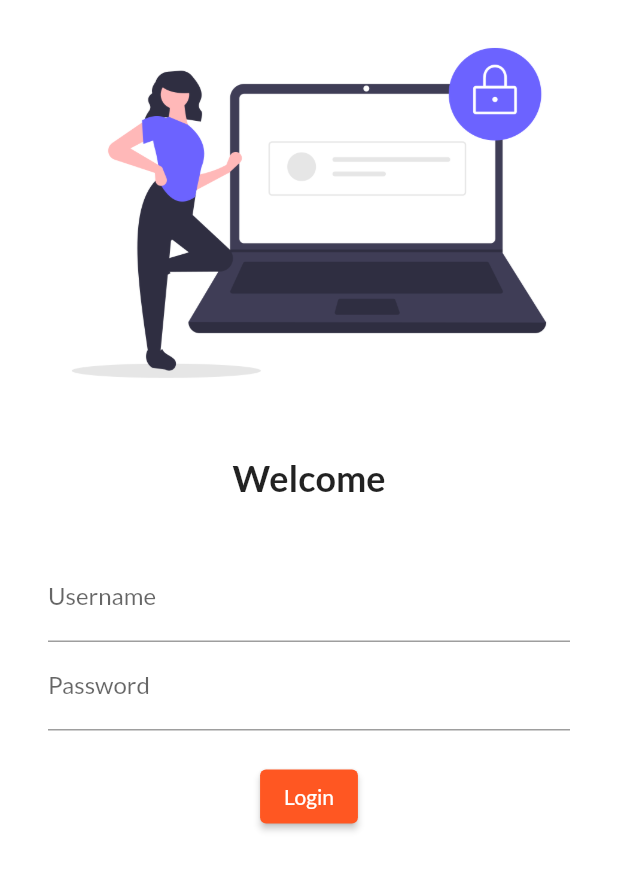
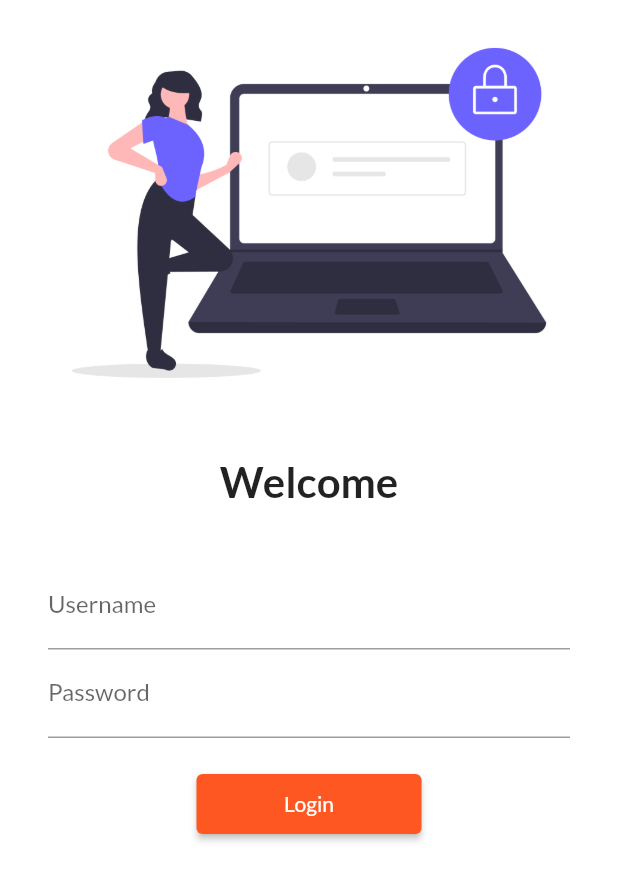
Before and after one commit to hannukaushik/fluttercatalogapp, a Flutter app: the screen it shows after launch, on a phone screen of 412 x 824 dp. Shown: the top 881 px of the screen. Run offline on Flutter 3.47's test engine with Material 2 defaults, Android fonts, the phone set to English and light mode, and no system bars; our stand-ins replace google_fonts.

Commit message:
day 5 completed

```diff
--- a/lib/main.dart
+++ b/lib/main.dart
@@ -1,6 +1,7 @@
 import 'package:flutter/material.dart';
 import 'package:flutter_application_1/pages/home_page.dart';
 import 'package:flutter_application_1/pages/login_page.dart';
+import 'package:flutter_application_1/utils/routes.dart';
 import 'package:google_fonts/google_fonts.dart';
 
 void main() {
@@ -13,6 +14,7 @@ class MyApp extends StatelessWidget {
     return MaterialApp(
       //home: HomePage(),
       themeMode: ThemeMode.light,
+      //debugShowCheckedModeBanner: false,
       theme: ThemeData(
           primarySwatch: Colors.deepOrange,
           fontFamily: GoogleFonts.lato().fontFamily,
@@ -21,8 +23,8 @@ class MyApp extends StatelessWidget {
       //initialRoute: "/home",
       routes: {
         "/": (context) => LoginPage(),
-        "/home": (context) => HomePage(),
-        "/login": (context) => LoginPage()
+        MyRoutes.homeRoute: (context) => HomePage(),
+        MyRoutes.loginRoute: (context) => LoginPage()
       },
     );
   }
--- a/lib/pages/login_page.dart
+++ b/lib/pages/login_page.dart
@@ -1,4 +1,5 @@
 import 'package:flutter/material.dart';
+import 'package:flutter_application_1/utils/routes.dart';
 
 class LoginPage extends StatelessWidget {
   //const LoginPage({ Key? key }) : super(key: key);
@@ -7,25 +8,27 @@ class LoginPage extends StatelessWidget {
   Widget build(BuildContext context) {
     return Material(
         color: Colors.white,
+        child: SingleChildScrollView(
           child: Column(
             children: [
               Image.asset(
                 "assets/images/login_image.png",
                 fit: BoxFit.cover,
+                //height: 300,
               ),
               SizedBox(
                 height: 20.0,
               ),
               Text(
                 "Welcome",
-              style: TextStyle(fontSize: 24, fontWeight: FontWeight.bold),
+                style: TextStyle(fontSize: 28, fontWeight: FontWeight.bold),
               ),
               SizedBox(
                 height: 20.0,
               ),
               Padding(
-              padding:
-                  const EdgeInsets.symmetric(vertical: 16.0, horizontal: 32.0),
+                padding: const EdgeInsets.symmetric(
+                    vertical: 16.0, horizontal: 32.0),
                 child: Column(
                   children: [
                     TextFormField(
@@ -42,14 +45,16 @@ class LoginPage extends StatelessWidget {
                     ),
                     ElevatedButton(
                         child: Text("Login"),
-                      style: TextButton.styleFrom(),
+                        style: TextButton.styleFrom(minimumSize: Size(150, 40)),
                         onPressed: () {
-                        print("hiiiii");
+                          Navigator.pushNamed(context, MyRoutes.homeRoute);
+                          //print("hiiiii");
                         })
                   ],
                 ),
               )
             ],
+          ),
         ));
   }
 }
--- /dev/null
+++ b/lib/utils/routes.dart
@@ -0,0 +1,4 @@
+class MyRoutes {
+  static String loginRoute = "/login";
+  static String homeRoute = "/home";
+}
```
Lines whose indentation alone changed are shown as unchanged.
